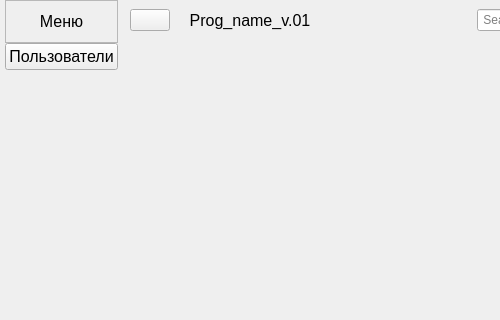
First picture: the form in dev5.ui, repository fantozes/qt_mask, before the edit; both pictures show x 0 to 500 and y 0 to 320 of the 1200 by 600 pixel window.
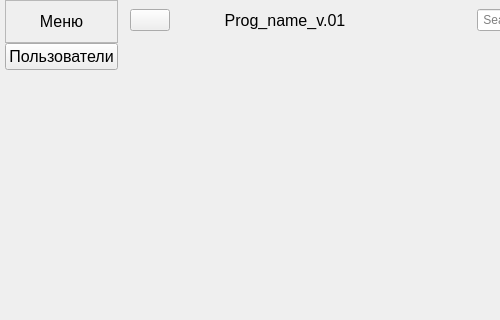
Second picture: the form after the edit. Icons and pictures are not drawn.

Patch:
```diff
--- a/dev5.ui
+++ b/dev5.ui
@@ -305,6 +305,28 @@
                </property>
               </widget>
              </item>
+             <item>
+              <widget class="QLabel" name="logo">
+               <property name="sizePolicy">
+                <sizepolicy hsizetype="Fixed" vsizetype="Fixed">
+                 <horstretch>30</horstretch>
+                 <verstretch>30</verstretch>
+                </sizepolicy>
+               </property>
+               <property name="minimumSize">
+                <size>
+                 <width>30</width>
+                 <height>30</height>
+                </size>
+               </property>
+               <property name="styleSheet">
+                <string notr="true"/>
+               </property>
+               <property name="text">
+                <string/>
+               </property>
+              </widget>
+             </item>
              <item>
               <widget class="QLabel" name="programm_name">
                <property name="minimumSize">
```
Left out of the diff: 4 changed lines with no effect on the pictures.
